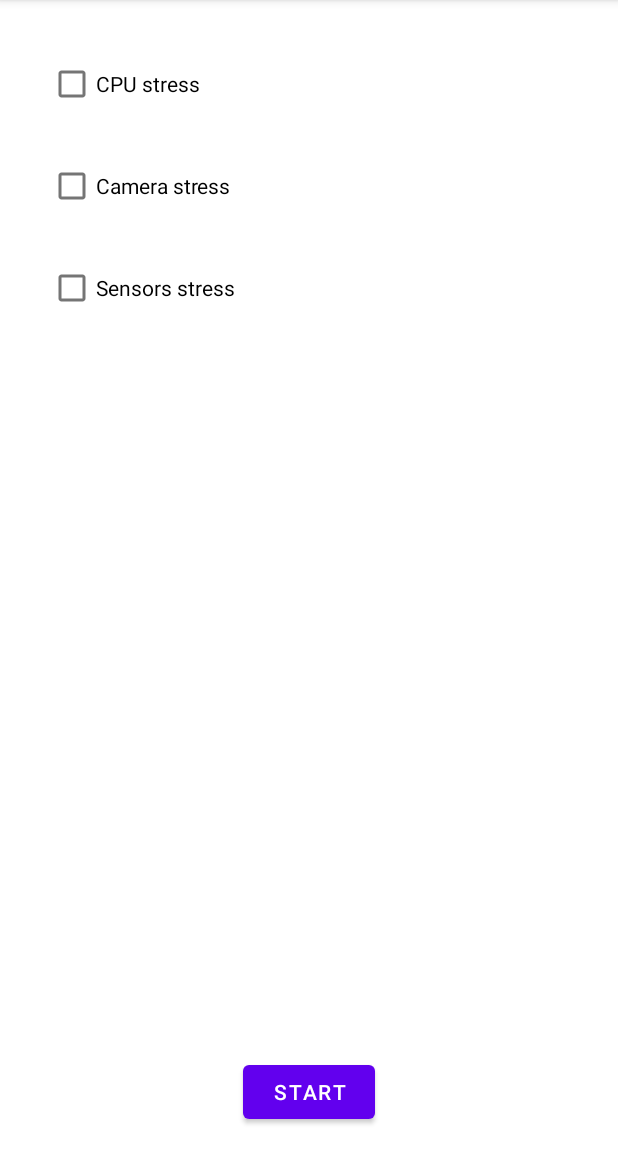
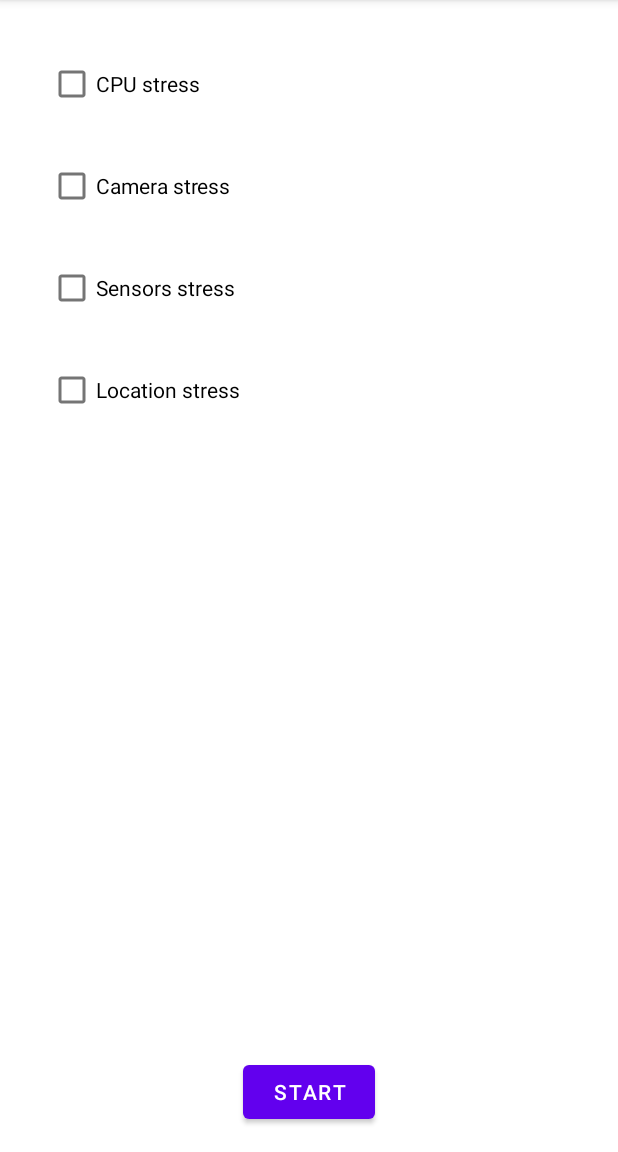
Before and after one commit to S2-group/batterydrainer, an Android app: the screen it shows after launch (MainActivity), on a phone screen of 412 x 824 dp, the part 84-1236 px from its top. Run offline under Robolectric (Android 15) with nearby library versions, the phone set to English and light mode, and no system bars; libraries missing offline, so code that uses them is left out: nl.vu.cs.

Commit message:
location permission

```diff
--- a/app/src/main/AndroidManifest.xml
+++ b/app/src/main/AndroidManifest.xml
@@ -4,6 +4,8 @@
 
     <uses-permission android:name="android.permission.WAKE_LOCK" />
     <uses-permission android:name="android.permission.CAMERA" />
+    <uses-permission android:name="android.permission.ACCESS_COARSE_LOCATION" />
+    <uses-permission android:name="android.permission.ACCESS_FINE_LOCATION" />
 
     <application
         android:allowBackup="true"
@@ -12,6 +14,7 @@
         android:roundIcon="@mipmap/ic_launcher_round"
         android:supportsRtl="true"
         android:theme="@style/Theme.BatteryBomber">
+
         <activity
             android:name=".MainActivity"
             android:exported="true">
--- a/app/src/main/java/nl/vu/cs/s2group/batterybomber/StressChoices.kt
+++ b/app/src/main/java/nl/vu/cs/s2group/batterybomber/StressChoices.kt
@@ -35,6 +35,7 @@ class StressChoices : Fragment(R.layout.fragment_stress_choices) {
         val cpuStressCheckBox: CheckBox = view.findViewById(R.id.cpu_stress_checkbox)
         val cameraStressCheckBox: CheckBox = view.findViewById(R.id.camera_stress_checkbox)
         val sensorsStressCheckBox: CheckBox = view.findViewById(R.id.sensors_stress_checkbox)
+        val locationStressCheckBox: CheckBox = view.findViewById(R.id.location_stress_checkbox)
 
         val requestCameraPermissionLauncher = registerForActivityResult(RequestPermission()) { isGranted: Boolean ->
             if (isGranted) {
@@ -57,6 +58,15 @@ class StressChoices : Fragment(R.layout.fragment_stress_choices) {
             }
         }
 
+        val requestLocationLauncher = registerForActivityResult(RequestPermission()) { isGranted: Boolean ->
+            if (isGranted) {
+                Log.d(this.javaClass.name, "ACCESS_FINE_LOCATION permission is granted")
+            } else {
+                locationStressCheckBox.isChecked = false
+                Toast.makeText(requireContext(), "ACCESS_FINE_LOCATION denied by the user.", Toast.LENGTH_SHORT).show()
+            }
+        }
+
         cameraStressCheckBox.setOnCheckedChangeListener { buttonView, isChecked ->
             if(isChecked && !cameraPermissionsGranted()) {
                 // Directly ask for permission
@@ -67,6 +77,11 @@ class StressChoices : Fragment(R.layout.fragment_stress_choices) {
         sensorsStressCheckBox.setOnCheckedChangeListener { _, isChecked ->
             if(isChecked && Build.VERSION.SDK_INT >= Build.VERSION_CODES.S && !HSRSensorsPermissionsGranted()) {
                 requestHSRSensorsLauncher.launch(Manifest.permission.HIGH_SAMPLING_RATE_SENSORS)
+            }
+        }
+        locationStressCheckBox.setOnCheckedChangeListener { _, isChecked ->
+            if(isChecked && !locationPermissionsGranted()) {
+                requestLocationLauncher.launch(Manifest.permission.ACCESS_FINE_LOCATION)
             }
         }
 
@@ -94,4 +109,8 @@ class StressChoices : Fragment(R.layout.fragment_stress_choices) {
     private fun HSRSensorsPermissionsGranted(): Boolean {
         return (ContextCompat.checkSelfPermission(requireActivity().baseContext, Manifest.permission.HIGH_SAMPLING_RATE_SENSORS) == PackageManager.PERMISSION_GRANTED)
     }
+
+    private fun locationPermissionsGranted(): Boolean {
+        return (ContextCompat.checkSelfPermission(requireActivity().baseContext, Manifest.permission.ACCESS_FINE_LOCATION) == PackageManager.PERMISSION_GRANTED)
+    }
 }
--- a/app/src/main/res/layout/fragment_stress_choices.xml
+++ b/app/src/main/res/layout/fragment_stress_choices.xml
@@ -37,6 +37,16 @@
         app:layout_constraintStart_toStartOf="parent"
         app:layout_constraintTop_toBottomOf="@+id/camera_stress_checkbox" />
 
+    <CheckBox
+        android:id="@+id/location_stress_checkbox"
+        android:layout_width="wrap_content"
+        android:layout_height="wrap_content"
+        android:layout_marginStart="32dp"
+        android:layout_marginTop="20dp"
+        android:text="@string/location_stress"
+        app:layout_constraintStart_toStartOf="parent"
+        app:layout_constraintTop_toBottomOf="@+id/sensors_stress_checkbox" />
+
     <Button
         android:id="@+id/start_stress_button"
         android:layout_width="wrap_content"
--- a/app/src/main/res/values/strings.xml
+++ b/app/src/main/res/values/strings.xml
@@ -7,4 +7,5 @@
     <string name="hello_blank_fragment">Hello blank fragment</string>
     <string name="camera_stress">Camera stress</string>
     <string name="sensors_stress">Sensors stress</string>
+    <string name="location_stress">Location stress</string>
 </resources>
```
